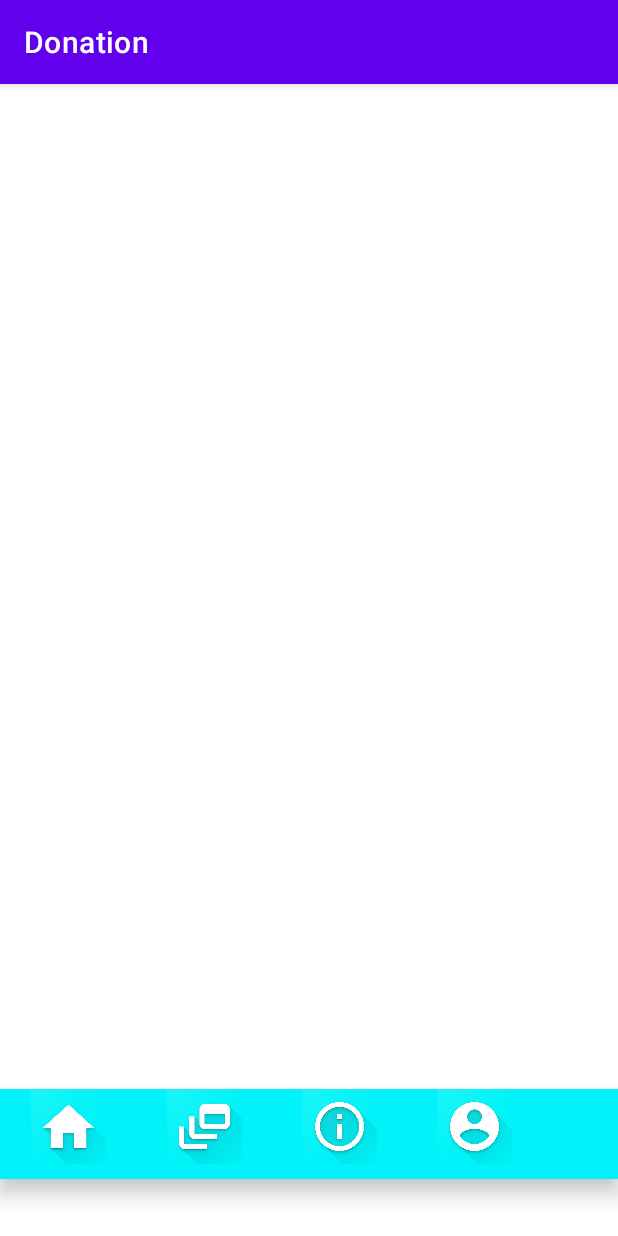
After one commit to Anjalishinde/donation, an Android app: the info screen opened directly, with no data from a screen before it, on a phone screen of 412 x 824 dp. The commit adds this screen. Run offline under Robolectric (Android 15) with nearby library versions, the phone set to English and light mode, and no system bars.

Commit message:
bootom and activity created

```diff
--- a/app/build.gradle
+++ b/app/build.gradle
@@ -39,6 +39,8 @@ dependencies {
     implementation 'androidx.annotation:annotation:1.1.0'
     implementation 'androidx.lifecycle:lifecycle-livedata-ktx:2.2.0'
     implementation 'androidx.lifecycle:lifecycle-viewmodel-ktx:2.2.0'
+    implementation 'com.google.android.material:material:1.0.0'
+    implementation 'com.google.android.material:material:1.2.0'
     testImplementation 'junit:junit:4.+'
     androidTestImplementation 'androidx.test.ext:junit:1.1.2'
     androidTestImplementation 'androidx.test.espresso:espresso-core:3.3.0'
--- a/app/src/main/java/com/example/donation/homepage.java
+++ b/app/src/main/java/com/example/donation/homepage.java
@@ -2,6 +2,8 @@ package com.example.donation;
 
 import androidx.appcompat.app.AppCompatActivity;
 import android.os.Bundle;
+
+import com.google.android.material.bottomnavigation.BottomNavigationView;
 
 public class homepage extends AppCompatActivity {
 
@@ -10,4 +12,7 @@ public class homepage extends AppCompatActivity {
         super.onCreate(savedInstanceState);
         setContentView(R.layout.activity_homepage);
     }
+  BottomNavigationView bottomNavigationView=findViewById(R.id.bottom);
+
+
 }
--- /dev/null
+++ b/app/src/main/java/com/example/donation/info.java
@@ -0,0 +1,14 @@
+package com.example.donation;
+
+import androidx.appcompat.app.AppCompatActivity;
+
+import android.os.Bundle;
+
+public class info extends AppCompatActivity {
+
+    @Override
+    protected void onCreate(Bundle savedInstanceState) {
+        super.onCreate(savedInstanceState);
+        setContentView(R.layout.activity_info);
+    }
+}
--- /dev/null
+++ b/app/src/main/res/layout/activity_info.xml
@@ -0,0 +1,80 @@
+<?xml version="1.0" encoding="utf-8"?>
+<androidx.constraintlayout.widget.ConstraintLayout xmlns:android="http://schemas.android.com/apk/res/android"
+    xmlns:app="http://schemas.android.com/apk/res-auto"
+    xmlns:tools="http://schemas.android.com/tools"
+    android:layout_width="match_parent"
+    android:layout_height="match_parent"
+    tools:context=".info">
+
+    <com.google.android.material.bottomnavigation.BottomNavigationView
+        android:layout_width="fill_parent"
+        android:layout_height="60dp"
+        android:layout_marginTop="670dp"
+        android:background="#00f3f8"
+        app:layout_constraintEnd_toEndOf="parent"
+        app:layout_constraintStart_toStartOf="parent"
+        app:layout_constraintTop_toTopOf="parent"
+        tools:ignore="MissingConstraints">
+
+        <LinearLayout
+            android:layout_width="match_parent"
+            android:layout_height="match_parent"
+            android:orientation="horizontal">
+
+            <ImageButton
+                android:id="@+id/homenav"
+                android:layout_width="51dp"
+                android:layout_height="50dp"
+                android:layout_marginStart="20dp"
+                android:layout_marginLeft="25dp"
+                android:layout_marginTop="0dp"
+                android:layout_marginEnd="20dp"
+                android:layout_marginRight="25dp"
+                android:layout_marginBottom="10dp"
+                android:padding="0dp"
+                android:scaleType="fitCenter"
+                app:srcCompat="@drawable/web_hi_res_512" />
+
+            <ImageButton
+                android:id="@+id/feed"
+                android:layout_width="50dp"
+                android:layout_height="50dp"
+                android:layout_marginStart="20dp"
+                android:layout_marginLeft="25dp"
+                android:layout_marginEnd="20dp"
+                android:layout_marginRight="25dp"
+                android:layout_marginBottom="10dp"
+                android:padding="0dp"
+                android:scaleType="fitCenter"
+                app:srcCompat="@drawable/feed" />
+
+            <ImageButton
+                android:id="@+id/info"
+                android:layout_width="50dp"
+                android:layout_height="50dp"
+                android:layout_marginStart="20dp"
+                android:layout_marginLeft="25dp"
+                android:layout_marginEnd="20dp"
+                android:layout_marginRight="25dp"
+                android:layout_marginBottom="10dp"
+                android:padding="0dp"
+                android:scaleType="fitCenter"
+                app:srcCompat="@drawable/info" />
+
+            <ImageButton
+                android:id="@+id/profile"
+                android:layout_width="50dp"
+                android:layout_height="50dp"
+                android:layout_marginStart="20dp"
+                android:layout_marginLeft="25dp"
+                android:layout_marginEnd="20dp"
+                android:layout_marginRight="25dp"
+                android:layout_marginBottom="10dp"
+                android:padding="0dp"
+                android:scaleType="fitCenter"
+                app:srcCompat="@drawable/profile" />
+
+        </LinearLayout>
+
+    </com.google.android.material.bottomnavigation.BottomNavigationView>
+</androidx.constraintlayout.widget.ConstraintLayout>
--- a/app/src/main/res/layout/activity_main.xml
+++ b/app/src/main/res/layout/activity_main.xml
@@ -72,6 +72,7 @@
         android:layout_marginTop="48dp"
         android:layout_marginEnd="159dp"
         android:layout_marginRight="159dp"
+        android:onClick="loginbutt"
         android:paddingLeft="20sp"
         android:paddingRight="20sp"
         android:text="Login"
```
Also changed, not shown: app/src/main/AndroidManifest.xml (+11 -9 lines), app/src/main/java/com/example/donation/MainActivity.java (+12 -0 lines), app/src/main/java/com/example/donation/feed.java (added, +14 -0 lines), app/src/main/java/com/example/donation/profile.java (added, +14 -0 lines), app/src/main/java/com/example/donation/signup.java (added, +16 -0 lines), app/src/main/java/com/example/donation/ui/login/LoggedInUserView.java (deleted, +0 -17 lines), app/src/main/java/com/example/donation/ui/login/LoginFormState.java (deleted, +0 -40 lines), app/src/main/java/com/example/donation/ui/login/LoginResult.java (deleted, +0 -31 lines), app/src/main/java/com/example/donation/ui/login/LoginViewModel.java (deleted, +0 -70 lines), app/src/main/java/com/example/donation/ui/login/LoginViewModelFactory.java (deleted, +0 -26 lines), app/src/main/java/com/example/donation/ui/login/SignupActivity.java (deleted, +0 -136 lines), app/src/main/res/layout/activity_feed.xml (added, +80 -0 lines), app/src/main/res/layout/activity_homepage.xml (+17 -11 lines), app/src/main/res/layout/activity_profile.xml (added, +80 -0 lines), 1 more files.
